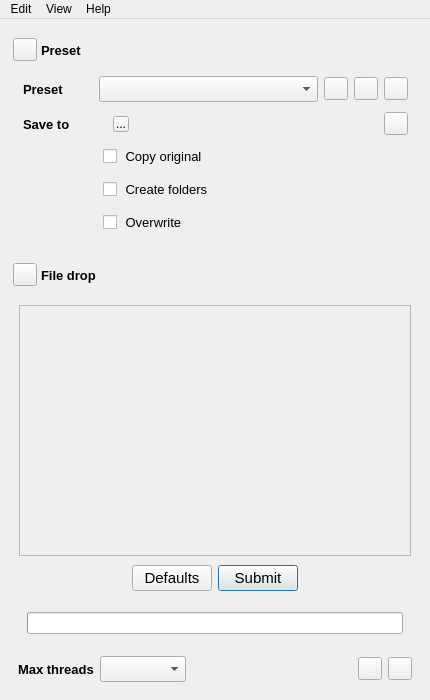
Old version of the form sources/jobman.ui in the repository mikaelsundell/jobman.
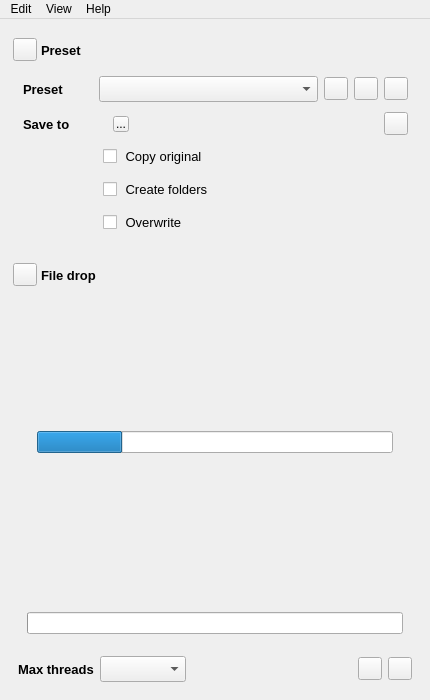
New version of the form. Icons and pictures are not drawn. Custom widgets are drawn as their Qt base class.

Commit message: Changed version to 1.3.12 Added progress indicator when dropping a large number of files Performance improvements and use of threads

What changed in the file:
```diff
--- a/sources/jobman.ui
+++ b/sources/jobman.ui
@@ -718,14 +718,14 @@
            <item>
             <widget class="QStackedWidget" name="presettype">
              <property name="currentIndex">
-              <number>1</number>
+              <number>2</number>
              </property>
              <widget class="Filedrop" name="filedrop">
               <property name="styleSheet">
                <string notr="true"/>
               </property>
              </widget>
-             <widget class="QWidget" name="widget_10">
+             <widget class="QWidget" name="command">
               <layout class="QVBoxLayout" name="verticalLayout_10">
                <property name="spacing">
                 <number>0</number>
@@ -770,8 +770,8 @@
                       <rect>
                        <x>0</x>
                        <y>0</y>
-                       <width>382</width>
-                       <height>234</height>
+                       <width>98</width>
+                       <height>28</height>
                       </rect>
                      </property>
                     </widget>
@@ -853,6 +853,79 @@
                </item>
               </layout>
              </widget>
+             <widget class="QWidget" name="progress">
+              <property name="styleSheet">
+               <string notr="true"/>
+              </property>
+              <layout class="QVBoxLayout" name="verticalLayout_11">
+               <property name="spacing">
+                <number>6</number>
+               </property>
+               <item>
+                <spacer name="verticalSpacer_3">
+                 <property name="orientation">
+                  <enum>Qt::Vertical</enum>
+                 </property>
+                 <property name="sizeHint" stdset="0">
+                  <size>
+                   <width>20</width>
+                   <height>40</height>
+                  </size>
+                 </property>
+                </spacer>
+               </item>
+               <item>
+                <widget class="QWidget" name="widget_10" native="true">
+                 <property name="minimumSize">
+                  <size>
+                   <width>0</width>
+                   <height>0</height>
+                  </size>
+                 </property>
+                 <layout class="QHBoxLayout" name="horizontalLayout_7">
+                  <item>
+                   <widget class="QProgressBar" name="filedropProgress">
+                    <property name="value">
+                     <number>24</number>
+                    </property>
+                    <property name="textVisible">
+                     <bool>false</bool>
+                    </property>
+                   </widget>
+                  </item>
+                 </layout>
+                </widget>
+               </item>
+               <item>
+                <widget class="QLabel" name="filedropLabel">
+                 <property name="font">
+                  <font>
+                   <pointsize>10</pointsize>
+                  </font>
+                 </property>
+                 <property name="text">
+                  <string/>
+                 </property>
+                 <property name="alignment">
+                  <set>Qt::AlignCenter</set>
+                 </property>
+                </widget>
+               </item>
+               <item>
+                <spacer name="verticalSpacer_4">
+                 <property name="orientation">
+                  <enum>Qt::Vertical</enum>
+                 </property>
+                 <property name="sizeHint" stdset="0">
+                  <size>
+                   <width>20</width>
+                   <height>40</height>
+                  </size>
+                 </property>
+                </spacer>
+               </item>
+              </layout>
+             </widget>
             </widget>
            </item>
            <item>
```
Left out of the diff: 42 changed lines with no effect on the pictures. The commit also changes 9 other files.
